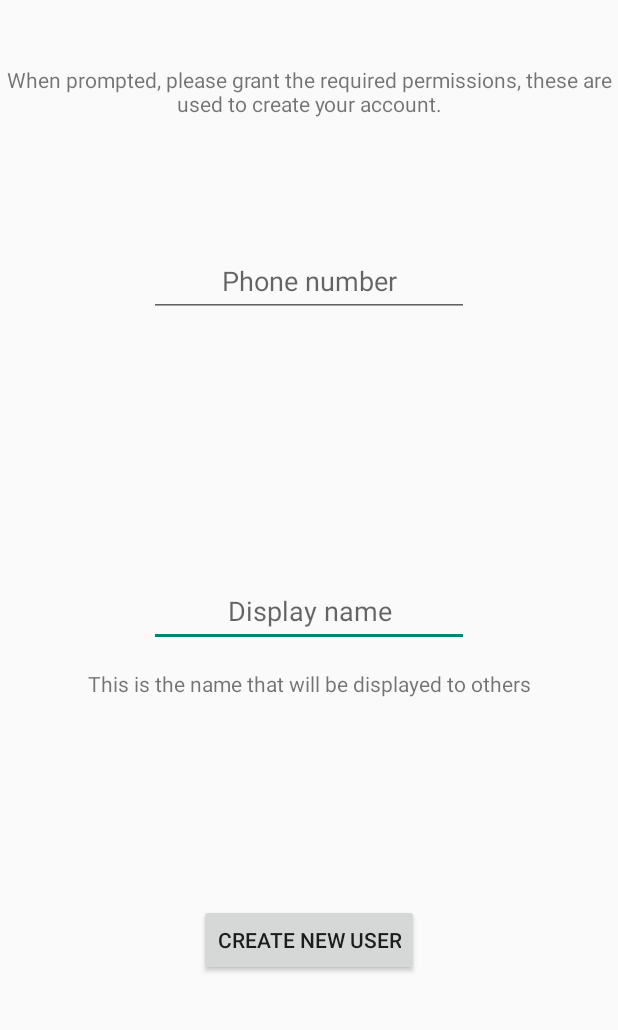
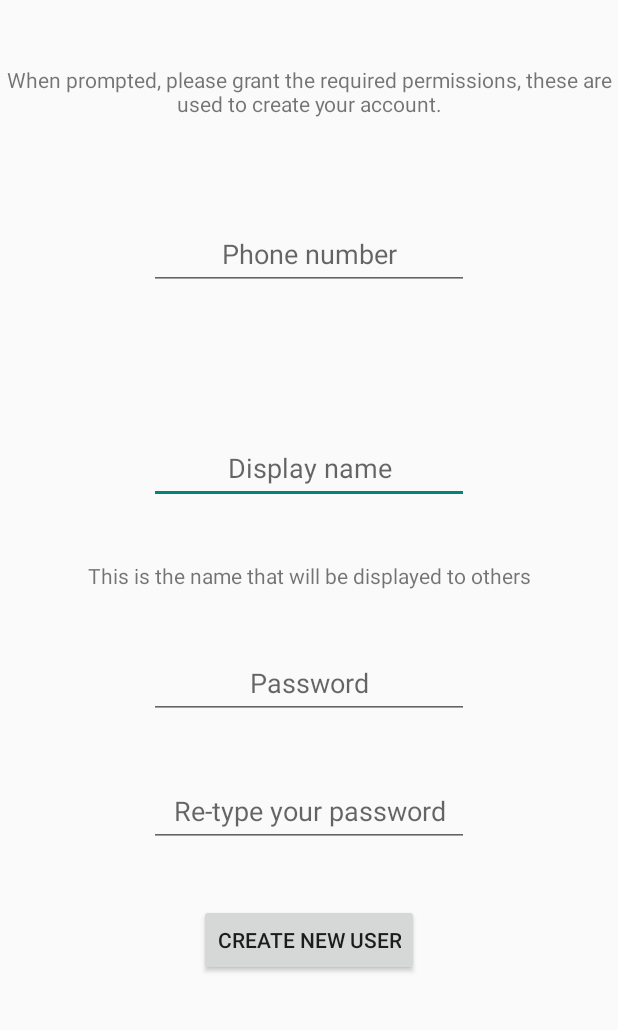
Before and after one commit to Nathcat/MessageCatClient-Android12, an Android app: the screen it shows after launch (NewUserActivity), on a phone screen of 412 x 824 dp, the part 206-1236 px from its top. Run offline under Robolectric (Android 15) with nearby library versions, the phone set to English and light mode, and no system bars; libraries missing offline, so code that uses them is left out: org.json.simple; 5 statements that could not run were skipped.

Commit message:
Added manual passwords + hashing

```diff
--- a/app/src/main/java/com/nathcat/messagecat_client/NewUserActivity.java
+++ b/app/src/main/java/com/nathcat/messagecat_client/NewUserActivity.java
@@ -40,6 +40,9 @@ import java.io.FileOutputStream;
 import java.io.IOException;
 import java.io.ObjectInputStream;
 import java.io.ObjectOutputStream;
+import java.nio.charset.StandardCharsets;
+import java.security.MessageDigest;
+import java.security.NoSuchAlgorithmException;
 import java.util.Date;
 import java.util.Random;
 
@@ -64,10 +67,15 @@ public class NewUserActivity extends AppCompatActivity {
     private ProgressBar loadingWheel;
 
     private String phoneNumber;
-    private String password;
+    private EditText passwordEntry;
+    private EditText passwordRetypeEntry;
 
+    private final MessageDigest digest = MessageDigest.getInstance("SHA-256");
     private NetworkerService networkerService;
     private boolean bound = false;
+
+    public NewUserActivity() throws NoSuchAlgorithmException {
+    }
 
     @Override
     protected void onCreate(Bundle savedInstanceState) {
@@ -106,22 +114,30 @@ public class NewUserActivity extends AppCompatActivity {
 
         assert phoneNumber != null;
 
-        password = randomPassword();
+        passwordEntry = (EditText) findViewById(R.id.password);
+        passwordRetypeEntry = (EditText) findViewById(R.id.passwordRetype);
 
         phoneNumberEntry.setText(phoneNumber);
     }
 
-    /**
-     * Generates a random password
-     * @return Random password
-     */
-    private String randomPassword() {
-        Random r = new Random();
+    public void onSubmitButtonClicked(View v) {
+        // Check if any of the fields are empty, and check that the password entries match
+        if (phoneNumberEntry.getText().toString().contentEquals("") || passwordEntry.getText().toString().contentEquals("") || passwordRetypeEntry.getText().toString().contentEquals("") || displayNameEntry.getText().toString().contentEquals("")) {
+            Toast.makeText(this, "One or more of the entry fields are empty!", Toast.LENGTH_LONG).show();
+            return;
+        }
 
-        return String.valueOf(r.nextInt());
-    }
+        if (!passwordEntry.getText().toString().contentEquals(passwordRetypeEntry.getText().toString())) {
+            Toast.makeText(this, "Passwords do not match!", Toast.LENGTH_LONG).show();
+            return;
+        }
 
-    public void onSubmitButtonClicked(View v) {
+        // Hash the password
+        String hashedPassword = bytesToHex(digest.digest(
+                passwordEntry.getText().toString().getBytes(StandardCharsets.UTF_8)
+        ));
+
+
         // Block user interaction
         getWindow().setFlags(WindowManager.LayoutParams.FLAG_NOT_TOUCHABLE,
                 WindowManager.LayoutParams.FLAG_NOT_TOUCHABLE);
@@ -131,7 +147,7 @@ public class NewUserActivity extends AppCompatActivity {
 
         JSONObject request = new JSONObject();
         request.put("type", RequestType.AddUser);
-        request.put("data", new User(-1, phoneNumberEntry.getText().toString(), password, displayNameEntry.getText().toString(), new Date().toString(), "default.png"));
+        request.put("data", new User(-1, phoneNumberEntry.getText().toString(), hashedPassword, displayNameEntry.getText().toString(), new Date().toString(), "default.png"));
 
         networkerService.SendRequest(new NetworkerService.Request(new NetworkerService.IRequestCallback() {
             @Override
@@ -320,4 +336,23 @@ public class NewUserActivity extends AppCompatActivity {
             }
         }, request));
     }
+
+    /**
+     * Converts a byte array to a hex string. Used for hashing passwords.
+     * @param bytes The byte array to convert.
+     * @return A hex string
+     */
+    public String bytesToHex(byte[] bytes) {
+        StringBuilder sb = new StringBuilder(2 * bytes.length);  // Twice the length since we have two hex characters per byte
+        for (byte b : bytes) {
+            String hex = Integer.toHexString(0xff & b);
+            if (hex.length() == 1) {
+                hex = "0" + hex;
+            }
+
+            sb.append(hex);
+        }
+
+        return sb.toString();
+    }
 }
--- a/app/src/main/res/layout/activity_new_user.xml
+++ b/app/src/main/res/layout/activity_new_user.xml
@@ -39,12 +39,12 @@
         android:layout_width="wrap_content"
         android:layout_height="wrap_content"
         android:text="@string/displayNameInfo"
-        app:layout_constraintBottom_toTopOf="@+id/submit"
+        android:theme="@style/Theme.MessageCat"
+        app:layout_constraintBottom_toTopOf="@+id/password"
         app:layout_constraintEnd_toEndOf="parent"
         app:layout_constraintStart_toStartOf="parent"
         app:layout_constraintTop_toBottomOf="@+id/displayName"
-        app:layout_constraintVertical_bias="0.100000024"
-        android:theme="@style/Theme.MessageCat"/>
+        app:layout_constraintVertical_bias="0.100000024" />
 
     <TextView
         android:id="@+id/pleaseGrantPermissions"
@@ -67,11 +67,11 @@
         android:inputType="textPersonName"
         android:minHeight="48dp"
         android:textAlignment="center"
-        app:layout_constraintBottom_toTopOf="@+id/submit"
+        android:theme="@style/Theme.MessageCat"
+        app:layout_constraintBottom_toTopOf="@+id/password"
         app:layout_constraintEnd_toEndOf="parent"
         app:layout_constraintStart_toStartOf="parent"
-        app:layout_constraintTop_toBottomOf="@+id/phoneNumber"
-        android:theme="@style/Theme.MessageCat"/>
+        app:layout_constraintTop_toBottomOf="@+id/phoneNumber" />
 
     <EditText
         android:id="@+id/phoneNumber"
@@ -100,4 +100,32 @@
         app:layout_constraintTop_toTopOf="parent"
         android:theme="@style/Theme.MessageCat"/>
 
+    <EditText
+        android:id="@+id/password"
+        android:layout_width="wrap_content"
+        android:layout_height="wrap_content"
+        android:ems="10"
+        android:hint="@string/passwordEntry"
+        android:inputType="textPassword"
+        android:minHeight="48dp"
+        android:textAlignment="center"
+        app:layout_constraintBottom_toTopOf="@+id/passwordRetype"
+        app:layout_constraintEnd_toEndOf="parent"
+        app:layout_constraintStart_toStartOf="parent"
+        app:layout_constraintTop_toBottomOf="@+id/displayNameInfo" />
+
+    <EditText
+        android:id="@+id/passwordRetype"
+        android:layout_width="wrap_content"
+        android:layout_height="wrap_content"
+        android:ems="10"
+        android:hint="@string/passwordRetype"
+        android:inputType="textPassword"
+        android:minHeight="48dp"
+        android:textAlignment="center"
+        app:layout_constraintBottom_toTopOf="@+id/submit"
+        app:layout_constraintEnd_toEndOf="parent"
+        app:layout_constraintStart_toStartOf="parent"
+        app:layout_constraintTop_toBottomOf="@+id/password" />
+
 </androidx.constraintlayout.widget.ConstraintLayout>
--- a/app/src/main/res/values/strings.xml
+++ b/app/src/main/res/values/strings.xml
@@ -33,4 +33,6 @@
     <string name="hello_blank_fragment">Hello blank fragment</string>
     <string name="enter_message">Enter message</string>
     <string name="send_message">Send</string>
+    <string name="passwordEntry">Password</string>
+    <string name="passwordRetype">Re-type your password</string>
 </resources>
```
